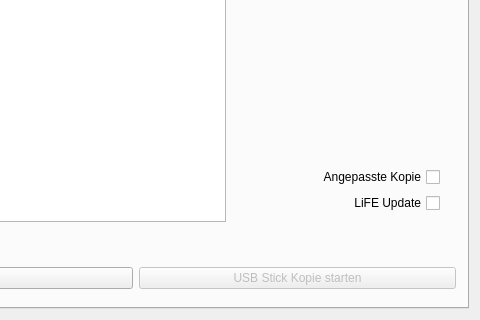
Before: the Qt Designer form usbcreator/usbcreator.ui in valueerrorx/life-builder, drawn with Qt 5; both pictures show x 205 to 685 and y 265 to 585 of the 685 by 585 pixel window.
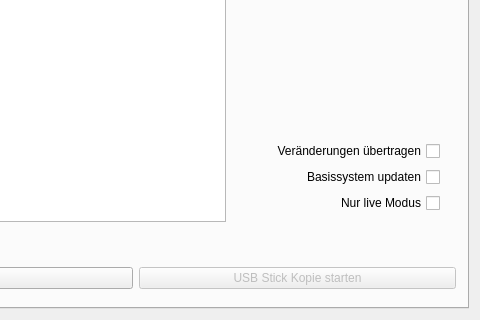
After: the same form once the commit is applied. Icons and pictures are not drawn.

Commit message: porting usbcreator to python3 - added liveonly option

```diff
--- a/usbcreator/usbcreator.ui
+++ b/usbcreator/usbcreator.ui
@@ -226,7 +226,7 @@
                 <string>Vorgenommene Änderungen am Originalsystem&lt;br&gt;werden auf die Kopien übertragen</string>
                </property>
                <property name="text">
-                <string>Angepasste Kopie</string>
+                <string>Veränderungen übertragen</string>
                </property>
               </widget>
              </item>
@@ -236,7 +236,17 @@
                 <string> Eventuell vorhandene Daten- und Sharepartitionen &lt;br&gt;auf Ziel USB Sticks erhalten</string>
                </property>
                <property name="text">
-                <string>LiFE Update</string>
+                <string>Basissystem updaten</string>
+               </property>
+              </widget>
+             </item>
+             <item>
+              <widget class="QCheckBox" name="liveonly">
+               <property name="toolTip">
+                <string>&lt;html&gt;&lt;head/&gt;&lt;body&gt;&lt;p&gt;Die Bootoption &amp;quot;persistent&amp;quot; (read/write) wird entfernt.&lt;/p&gt;&lt;/body&gt;&lt;/html&gt;</string>
+               </property>
+               <property name="text">
+                <string>Nur live Modus</string>
                </property>
               </widget>
              </item>
```
Left out of the diff: 8 changed lines with no effect on the pictures. The commit also changes 3 other files.
